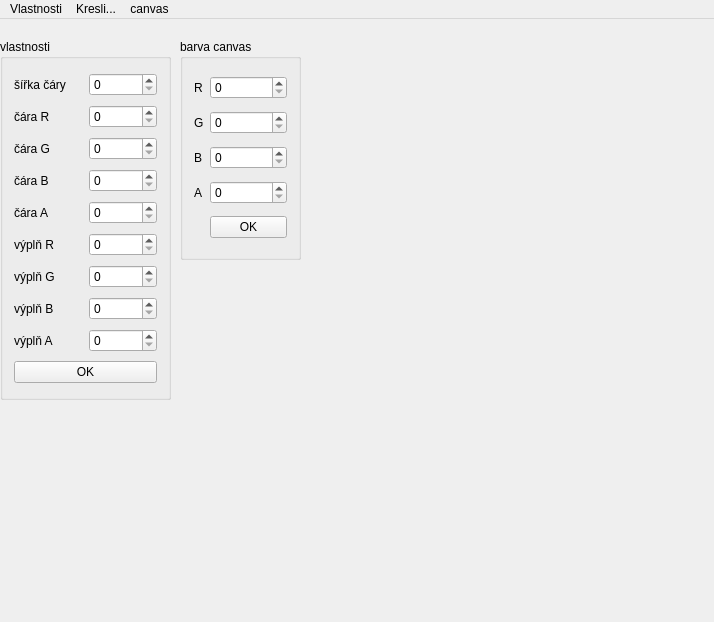
The window that examples/qt/mainwindow.ui (karelbilek/canvas) describes before a commit, drawn with Qt 5.
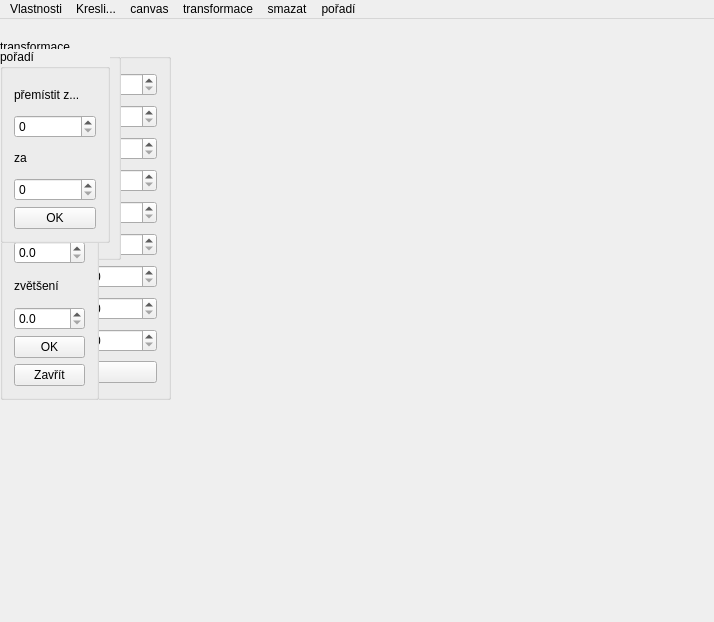
The same window after the commit.

The edit to the form file:
```diff
--- a/examples/qt/mainwindow.ui
+++ b/examples/qt/mainwindow.ui
@@ -184,7 +184,7 @@
    <widget class="QGroupBox" name="barvaCanvas">
     <property name="geometry">
      <rect>
-      <x>180</x>
+      <x>0</x>
       <y>20</y>
       <width>121</width>
       <height>221</height>
@@ -262,6 +262,154 @@
      </item>
     </layout>
    </widget>
+   <widget class="QGroupBox" name="transformace">
+    <property name="geometry">
+     <rect>
+      <x>0</x>
+      <y>20</y>
+      <width>99</width>
+      <height>361</height>
+     </rect>
+    </property>
+    <property name="autoFillBackground">
+     <bool>true</bool>
+    </property>
+    <property name="title">
+     <string>transformace</string>
+    </property>
+    <layout class="QVBoxLayout" name="verticalLayout">
+     <item>
+      <widget class="QLabel" name="label_14">
+       <property name="text">
+        <string>posun X</string>
+       </property>
+      </widget>
+     </item>
+     <item>
+      <widget class="QSpinBox" name="posunX">
+       <property name="minimum">
+        <number>-800</number>
+       </property>
+       <property name="maximum">
+        <number>800</number>
+       </property>
+      </widget>
+     </item>
+     <item>
+      <widget class="QLabel" name="label_15">
+       <property name="text">
+        <string>posun Y</string>
+       </property>
+      </widget>
+     </item>
+     <item>
+      <widget class="QSpinBox" name="posunY">
+       <property name="minimum">
+        <number>-800</number>
+       </property>
+       <property name="maximum">
+        <number>800</number>
+       </property>
+      </widget>
+     </item>
+     <item>
+      <widget class="QLabel" name="label_16">
+       <property name="text">
+        <string>rotace</string>
+       </property>
+      </widget>
+     </item>
+     <item>
+      <widget class="QDoubleSpinBox" name="rotace">
+       <property name="decimals">
+        <number>1</number>
+       </property>
+       <property name="maximum">
+        <double>360.000000000000000</double>
+       </property>
+       <property name="singleStep">
+        <double>0.500000000000000</double>
+       </property>
+      </widget>
+     </item>
+     <item>
+      <widget class="QLabel" name="label_17">
+       <property name="text">
+        <string>zvětšení</string>
+       </property>
+      </widget>
+     </item>
+     <item>
+      <widget class="QDoubleSpinBox" name="zvetseni">
+       <property name="decimals">
+        <number>1</number>
+       </property>
+       <property name="singleStep">
+        <double>0.500000000000000</double>
+       </property>
+      </widget>
+     </item>
+     <item>
+      <widget class="QPushButton" name="pushButton_3">
+       <property name="text">
+        <string>OK</string>
+       </property>
+      </widget>
+     </item>
+     <item>
+      <widget class="QPushButton" name="pushButton_4">
+       <property name="text">
+        <string>Zavřít</string>
+       </property>
+      </widget>
+     </item>
+    </layout>
+   </widget>
+   <widget class="QGroupBox" name="poradi">
+    <property name="geometry">
+     <rect>
+      <x>0</x>
+      <y>30</y>
+      <width>110</width>
+      <height>194</height>
+     </rect>
+    </property>
+    <property name="autoFillBackground">
+     <bool>true</bool>
+    </property>
+    <property name="title">
+     <string>pořadí</string>
+    </property>
+    <layout class="QVBoxLayout" name="verticalLayout_2">
+     <item>
+      <widget class="QLabel" name="label_18">
+       <property name="text">
+        <string>přemístit z...</string>
+       </property>
+      </widget>
+     </item>
+     <item>
+      <widget class="QSpinBox" name="odkud"/>
+     </item>
+     <item>
+      <widget class="QLabel" name="label_19">
+       <property name="text">
+        <string>za</string>
+       </property>
+      </widget>
+     </item>
+     <item>
+      <widget class="QSpinBox" name="kam"/>
+     </item>
+     <item>
+      <widget class="QPushButton" name="pushButton_5">
+       <property name="text">
+        <string>OK</string>
+       </property>
+      </widget>
+     </item>
+    </layout>
+   </widget>
   </widget>
   <widget class="QMenuBar" name="menuBar">
    <property name="geometry">
@@ -349,9 +497,35 @@
     <addaction name="menuAntialias"/>
     <addaction name="actionBarva"/>
    </widget>
+   <widget class="QMenu" name="menuTransformace">
+    <property name="title">
+     <string>transformace</string>
+    </property>
+    <addaction name="actionOto_vrchn_o_30"/>
+    <addaction name="actionZmen_i_vrchn_2x"/>
+    <addaction name="actionZv_t_vrchn_2x"/>
+    <addaction name="actionPodrobn_j"/>
+    <addaction name="actionPosun_o_10_0"/>
+   </widget>
+   <widget class="QMenu" name="menuSmazat">
+    <property name="title">
+     <string>smazat</string>
+    </property>
+    <addaction name="actionZe_za_tku"/>
+    <addaction name="actionZ_konce"/>
+   </widget>
+   <widget class="QMenu" name="menuPo_ad">
+    <property name="title">
+     <string>pořadí</string>
+    </property>
+    <addaction name="actionZm_nit"/>
+   </widget>
    <addaction name="menuVLastnosti"/>
    <addaction name="menuKresli"/>
    <addaction name="menuCanvas"/>
+   <addaction name="menuTransformace"/>
+   <addaction name="menuSmazat"/>
+   <addaction name="menuPo_ad"/>
   </widget>
   <action name="actionZobraz">
    <property name="text">
```
Left out of the diff: 40 changed lines with no effect on the pictures.
